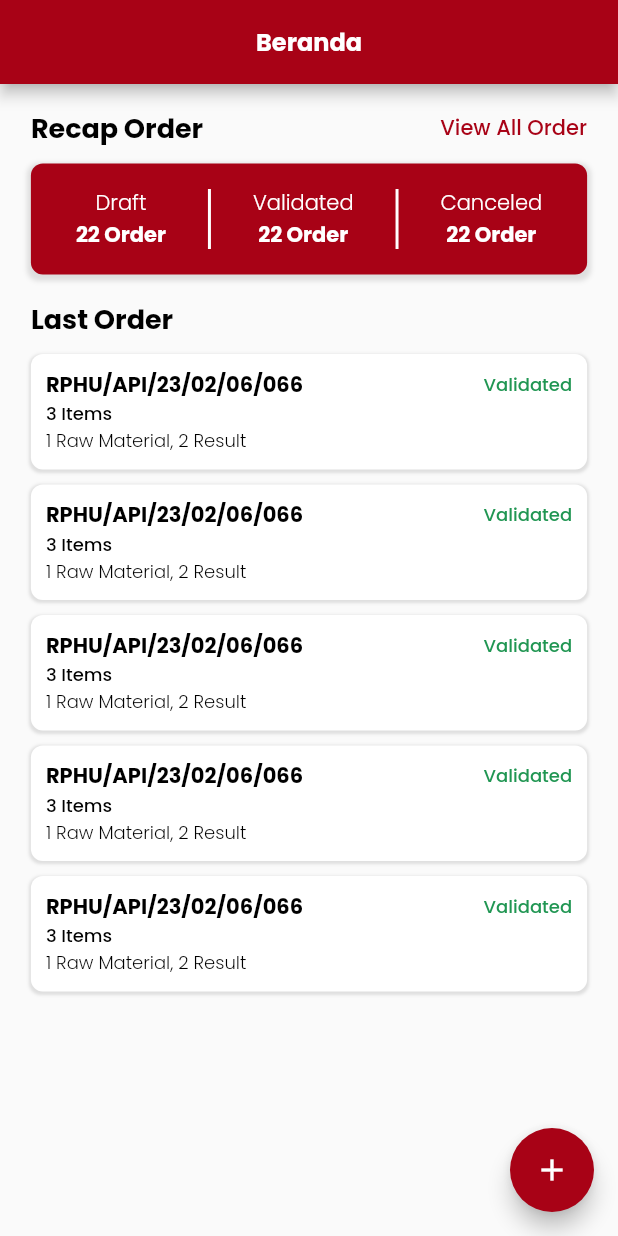
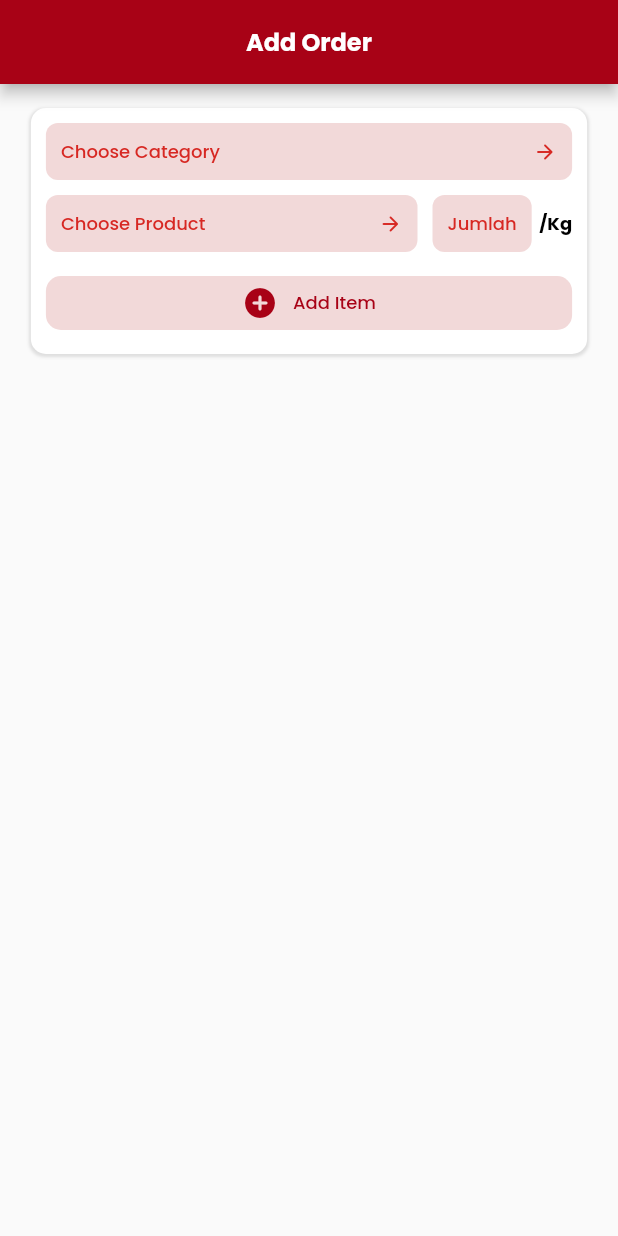
Before and after one commit to apiiRR/RPHU-app, a Flutter app: the screen it shows after launch, on a phone screen of 412 x 824 dp. Run offline on Flutter 3.47's test engine with Material 2 defaults, Android fonts, the phone set to English and light mode, and no system bars; our stand-ins replace dropdown_search.

Commit message:
add add item screen

```diff
--- a/lib/main.dart
+++ b/lib/main.dart
@@ -1,6 +1,6 @@
 import 'package:flutter/material.dart';
 
-import 'utilities/utilities.dart';
+import 'presentation/screens/add_order_screen/add_order_screen.dart';
 
 void main() {
   runApp(const MyApp());
@@ -11,177 +11,10 @@ class MyApp extends StatelessWidget {
   @override
   Widget build(BuildContext context) {
     return MaterialApp(
+      debugShowCheckedModeBanner: false,
       title: 'Flutter Demo',
       theme: ThemeData(fontFamily: "Poppins"),
-      home: const HomePage(),
+      home: const AddOrderScreen(),
     );
   }
 }
-
-class HomePage extends StatelessWidget {
-  const HomePage({super.key});
-
-  @override
-  Widget build(BuildContext context) {
-    Size size = MediaQuery.of(context).size;
-    return Scaffold(
-      appBar: AppBar(
-        backgroundColor: kPrimaryMaroon,
-        title: Text(
-          "Beranda",
-          style: text16(white, bold),
-        ),
-        centerTitle: true,
-      ),
-      body: SingleChildScrollView(
-        padding: EdgeInsets.symmetric(horizontal: size.width * 0.05),
-        child: Column(
-          crossAxisAlignment: CrossAxisAlignment.start,
-          children: [
-            const SizedBox(
-              height: 16,
-            ),
-            Row(
-              mainAxisAlignment: MainAxisAlignment.spaceBetween,
-              children: [
-                Text(
-                  "Recap Order",
-                  style: text18(black, bold),
-                ),
-                Text(
-                  "View All Order",
-                  style: text14(kPrimaryMaroon, medium),
-                )
-              ],
-            ),
-            const SizedBox(
-              height: 10,
-            ),
-            Container(
-              padding: const EdgeInsets.all(16),
-              decoration: BoxDecoration(
-                color: kPrimaryMaroon,
-                borderRadius: BorderRadius.circular(8),
-                boxShadow: [
-                  BoxShadow(
-                    color: Colors.grey.withOpacity(0.3),
-                    spreadRadius: 2,
-                    blurRadius: 2,
-                    offset: const Offset(0, 2), // changes position of shadow
-                  ),
-                ],
-              ),
-              child: Row(
-                mainAxisAlignment: MainAxisAlignment.spaceAround,
-                children: [
-                  const BuildItemRecapOrder(
-                    title: "Draft",
-                  ),
-                  Container(
-                    width: 2,
-                    height: 40,
-                    color: Colors.white,
-                  ),
-                  const BuildItemRecapOrder(
-                    title: "Validated",
-                  ),
-                  Container(
-                    width: 2,
-                    height: 40,
-                    color: Colors.white,
-                  ),
-                  const BuildItemRecapOrder(
-                    title: "Canceled",
-                  ),
-                ],
-              ),
-            ),
-            const SizedBox(
-              height: 16,
-            ),
-            Text(
-              "Last Order",
-              style: text18(black, bold),
-            ),
-            const SizedBox(
-              height: 10,
-            ),
-            ListView.builder(
-                shrinkWrap: true,
-                itemCount: 5,
-                itemBuilder: (context, index) => Container(
-                      margin: const EdgeInsets.only(bottom: 10),
-                      padding: const EdgeInsets.all(10),
-                      decoration: BoxDecoration(
-                        color: white,
-                        borderRadius: BorderRadius.circular(8),
-                        boxShadow: [
-                          BoxShadow(
-                            color: Colors.grey.withOpacity(0.3),
-                            spreadRadius: 1,
-                            blurRadius: 1,
-                            offset: const Offset(
-                                0, 1), // changes position of shadow
-                          ),
-                        ],
-                      ),
-                      child: Column(
-                        crossAxisAlignment: CrossAxisAlignment.start,
-                        children: [
-                          Row(
-                            mainAxisAlignment: MainAxisAlignment.spaceBetween,
-                            children: [
-                              Text(
-                                "RPHU/API/23/02/06/066",
-                                style: text14(black, bold),
-                              ),
-                              Text(
-                                "Validated",
-                                style: text12(const Color(0xFF219653), medium),
-                              )
-                            ],
-                          ),
-                          Text(
-                            "3 Items",
-                            style: text12(black, medium),
-                          ),
-                          Text(
-                            "1 Raw Material, 2 Result",
-                            style: text12(black, light),
-                          )
-                        ],
-                      ),
-                    )),
-          ],
-        ),
-      ),
-      floatingActionButton: FloatingActionButton(
-        onPressed: () {},
-        backgroundColor: kPrimaryMaroon,
-        child: const Icon(Icons.add),
-      ),
-    );
-  }
-}
-
-class BuildItemRecapOrder extends StatelessWidget {
-  const BuildItemRecapOrder({super.key, required this.title});
-
-  final String title;
-
-  @override
-  Widget build(BuildContext context) {
-    return Column(
-      children: [
-        Text(
-          title,
-          style: text14(white, light),
-        ),
-        Text(
-          "22 Order",
-          style: text14(white, bold),
-        )
-      ],
-    );
-  }
-}
--- /dev/null
+++ b/lib/presentation/screens/add_order_screen/add_order_screen.dart
@@ -0,0 +1,23 @@
+import 'package:flutter/material.dart';
+
+import '../../../utilities/utilities.dart';
+import 'components/body.dart';
+
+class AddOrderScreen extends StatelessWidget {
+  const AddOrderScreen({super.key});
+
+  @override
+  Widget build(BuildContext context) {
+    return Scaffold(
+      appBar: AppBar(
+        backgroundColor: kPrimaryMaroon,
+        title: Text(
+          "Add Order",
+          style: text16(white, bold),
+        ),
+        centerTitle: true,
+      ),
+      body: const Body(),
+    );
+  }
+}
--- /dev/null
+++ b/lib/presentation/screens/add_order_screen/components/body.dart
@@ -0,0 +1,142 @@
+import 'package:dropdown_search/dropdown_search.dart';
+import 'package:flutter/material.dart';
+import 'package:rphu_app/utilities/colors.dart';
+import 'package:rphu_app/utilities/utilities.dart';
+
+class Body extends StatelessWidget {
+  const Body({super.key});
+
+  @override
+  Widget build(BuildContext context) {
+    Size size = MediaQuery.of(context).size;
+    return SingleChildScrollView(
+      padding: EdgeInsets.symmetric(horizontal: size.width * 0.05),
+      child: Column(
+        children: [
+          const SizedBox(
+            height: 16,
+          ),
+          Container(
+            padding: const EdgeInsets.all(10),
+            decoration: BoxDecoration(
+              color: white,
+              borderRadius: BorderRadius.circular(10),
+              boxShadow: [
+                BoxShadow(
+                  color: Colors.grey.withOpacity(0.3),
+                  spreadRadius: 1,
+                  blurRadius: 1,
+                  offset: const Offset(0, 1), // changes position of shadow
+                ),
+              ],
+            ),
+            child: Column(
+              children: [
+                Container(
+                  padding: const EdgeInsets.all(10),
+                  decoration: BoxDecoration(
+                      color: kPrimaryPink,
+                      borderRadius: BorderRadius.circular(8)),
+                  child: Row(
+                    mainAxisAlignment: MainAxisAlignment.spaceBetween,
+                    children: [
+                      Text(
+                        "Choose Category",
+                        style: text12(kPrimaryColor, medium),
+                      ),
+                      const Icon(
+                        Icons.arrow_forward_rounded,
+                        size: 16,
+                        color: kPrimaryColor,
+                      )
+                    ],
+                  ),
+                ),
+                const SizedBox(
+                  height: 10,
+                ),
+                Row(
+                  mainAxisAlignment: MainAxisAlignment.spaceBetween,
+                  children: [
+                    Expanded(
+                      child: Container(
+                        padding: const EdgeInsets.all(10),
+                        decoration: BoxDecoration(
+                            color: kPrimaryPink,
+                            borderRadius: BorderRadius.circular(8)),
+                        child: Row(
+                          mainAxisAlignment: MainAxisAlignment.spaceBetween,
+                          children: [
+                            Text(
+                              "Choose Product",
+                              style: text12(kPrimaryColor, medium),
+                            ),
+                            const Icon(
+                              Icons.arrow_forward_rounded,
+                              size: 16,
+                              color: kPrimaryColor,
+                            )
+                          ],
+                        ),
+                      ),
+                    ),
+                    const SizedBox(
+                      width: 10,
+                    ),
+                    Row(
+                      children: [
+                        Container(
+                          padding: const EdgeInsets.all(10),
+                          decoration: BoxDecoration(
+                              color: kPrimaryPink,
+                              borderRadius: BorderRadius.circular(8)),
+                          child: Text(
+                            "Jumlah",
+                            style: text12(kPrimaryColor, medium),
+                          ),
+                        ),
+                        const SizedBox(
+                          width: 5,
+                        ),
+                        Text(
+                          "/Kg",
+                          style: text12(black, bold),
+                        )
+                      ],
+                    )
+                  ],
+                ),
+                const SizedBox(
+                  height: 10,
+                ),
+                ElevatedButton(
+                    onPressed: () {},
+                    style: ElevatedButton.styleFrom(
+                        backgroundColor: kPrimaryPink,
+                        elevation: 0,
+                        shape: RoundedRectangleBorder(
+                            borderRadius: BorderRadius.circular(10))),
+                    child: Row(
+                      mainAxisAlignment: MainAxisAlignment.center,
+                      children: [
+                        const Icon(
+                          Icons.add_circle_rounded,
+                          color: kPrimaryMaroon,
+                        ),
+                        const SizedBox(
+                          width: 10,
+                        ),
+                        Text(
+                          "Add Item",
+                          style: text12(kPrimaryMaroon, medium),
+                        )
+                      ],
+                    )),
+              ],
+            ),
+          ),
+        ],
+      ),
+    );
+  }
+}
--- a/pubspec.yaml
+++ b/pubspec.yaml
@@ -35,6 +35,7 @@ dependencies:
   # The following adds the Cupertino Icons font to your application.
   # Use with the CupertinoIcons class for iOS style icons.
   cupertino_icons: ^1.0.2
+  dropdown_search: ^5.0.5
 
 dev_dependencies:
   flutter_test:
```
Also changed, not shown: lib/data/model/product_model.dart (added, +67 -0 lines), lib/presentation/screens/home_screen/components/body.dart (added, +135 -0 lines), lib/presentation/screens/home_screen/components/build_item_recap_order.dart (added, +25 -0 lines), lib/presentation/screens/home_screen/home_screen.dart (added, +28 -0 lines), pubspec.lock.
